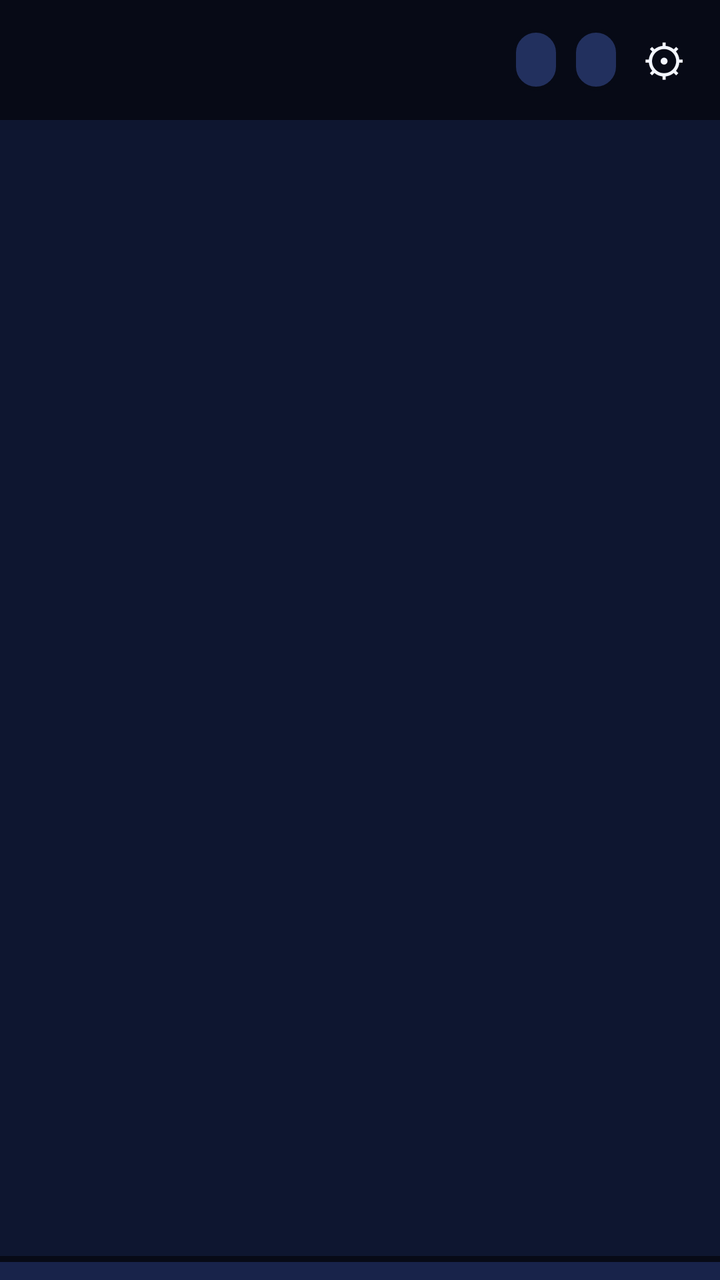
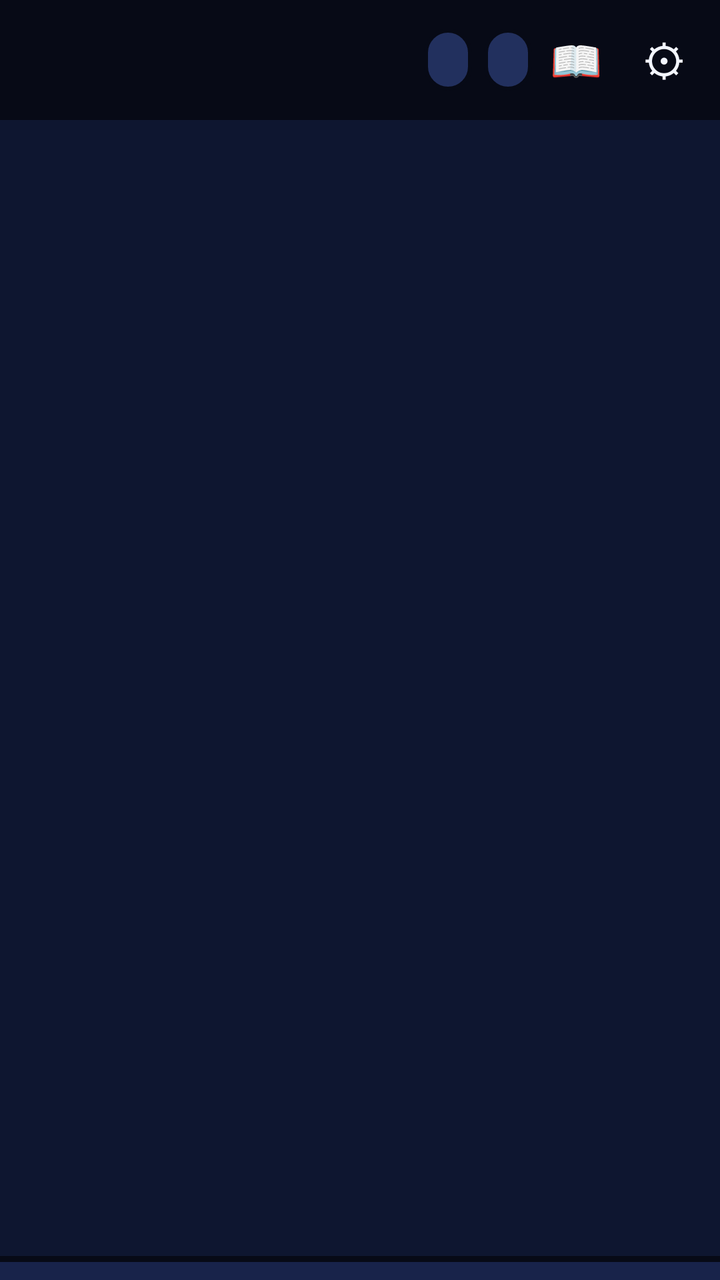

Two renders of the same Android screen: before a commit and after it. Below are the layout's source before the change and the commit's diff.
<!-- AndroidManifest.xml: application theme Theme.GodziPet -->
<!-- res/layout/activity_main.xml -->
<?xml version="1.0" encoding="utf-8"?>
<LinearLayout xmlns:android="http://schemas.android.com/apk/res/android"
    android:id="@+id/raiz" android:layout_width="match_parent" android:layout_height="match_parent"
    android:orientation="vertical" android:background="@color/fondo" android:fitsSystemWindows="true">

    
    <LinearLayout android:layout_width="match_parent" android:layout_height="wrap_content"
        android:background="@color/contorno" android:gravity="center_vertical"
        android:orientation="horizontal" android:paddingStart="14dp" android:paddingEnd="6dp"
        android:paddingTop="8dp" android:paddingBottom="8dp">

        <LinearLayout android:layout_width="0dp" android:layout_height="wrap_content" android:layout_weight="1"
            android:orientation="vertical">
            <TextView android:id="@+id/tvNombre" android:layout_width="wrap_content" android:layout_height="wrap_content"
                android:fontFamily="sans-serif-black" android:textColor="@color/amarillo" android:textSize="19sp"
                android:maxLines="1" android:ellipsize="end" />
            <TextView android:id="@+id/tvForma" android:layout_width="wrap_content" android:layout_height="wrap_content"
                android:textColor="@color/texto_sec" android:textSize="12sp" />
        </LinearLayout>

        <TextView android:id="@+id/chipNivel" style="@style/Chip" android:layout_width="wrap_content"
            android:layout_height="wrap_content" android:layout_marginEnd="6dp"
            android:clickable="true" android:focusable="true" android:textColor="@color/atomico" />
        <TextView android:id="@+id/chipMonedas" style="@style/Chip" android:layout_width="wrap_content"
            android:layout_height="wrap_content" android:textColor="@color/amarillo" />
        <TextView android:id="@+id/btnAjustes" android:layout_width="44dp" android:layout_height="44dp"
            android:gravity="center" android:text="⚙" android:textSize="22sp" android:textColor="@color/texto"
            android:clickable="true" android:focusable="true" android:contentDescription="Configuración"
            android:background="?attr/selectableItemBackgroundBorderless" />
    </LinearLayout>

    
    <LinearLayout android:id="@+id/bannerAlerta" android:layout_width="match_parent"
        android:layout_height="wrap_content" android:layout_margin="8dp"
        android:background="@drawable/bg_panel_alerta" android:gravity="center_vertical"
        android:orientation="horizontal" android:paddingStart="12dp" android:paddingEnd="10dp"
        android:paddingTop="8dp" android:paddingBottom="12dp" android:visibility="gone">
        <TextView android:layout_width="wrap_content" android:layout_height="wrap_content"
            android:text="🚨" android:textSize="24sp" />
        <LinearLayout android:layout_width="0dp" android:layout_height="wrap_content" android:layout_weight="1"
            android:orientation="vertical" android:paddingStart="8dp" android:paddingEnd="8dp">
            <TextView android:id="@+id/tvAlerta" android:layout_width="wrap_content" android:layout_height="wrap_content"
                android:fontFamily="sans-serif-black" android:textColor="@android:color/white" android:textSize="14sp" />
            <TextView android:id="@+id/tvAlertaTiempo" android:layout_width="wrap_content" android:layout_height="wrap_content"
                android:textColor="#FFE0E0" android:textSize="12sp" />
        </LinearLayout>
        <TextView android:id="@+id/btnDefender" style="@style/Boton" android:layout_width="wrap_content"
            android:layout_height="wrap_content" android:minHeight="44dp" android:background="@drawable/bg_boton_amarillo"
            android:textSize="13sp" android:text="DEFENDER" />
    </LinearLayout>

    <FrameLayout android:id="@+id/contenedor" android:layout_width="match_parent"
        android:layout_height="0dp" android:layout_weight="1" />

    
    <LinearLayout android:id="@+id/barraNav" android:layout_width="match_parent" android:layout_height="wrap_content"
        android:background="@drawable/bg_barra_nav" android:orientation="horizontal"
        android:paddingTop="6dp" android:paddingBottom="6dp" />
</LinearLayout>
<!-- resources referenced by this layout -->
<resources>
  <color name="amarillo">#FFD23F</color>
  <color name="atomico">#7CFF6B</color>
  <color name="contorno">#070A16</color>
  <color name="fondo">#0E1630</color>
  <color name="texto">#F3F6FF</color>
  <color name="texto_sec">#A9B4D8</color>
  <!-- drawable bg_barra_nav (drawable) -->
  <?xml version="1.0" encoding="utf-8"?>
  <layer-list xmlns:android="http://schemas.android.com/apk/res/android">
      <item><shape><solid android:color="@color/contorno" /></shape></item>
      <item android:top="3dp"><shape><solid android:color="@color/superficie" /></shape></item>
  </layer-list>
  <style name="Chip">
          <item name="android:background">@drawable/bg_chip</item>
          <item name="android:paddingStart">12dp</item>
          <item name="android:paddingEnd">12dp</item>
          <item name="android:paddingTop">6dp</item>
          <item name="android:paddingBottom">6dp</item>
          <item name="android:fontFamily">sans-serif-black</item>
          <item name="android:textColor">@color/texto</item>
          <item name="android:textSize">14sp</item>
      </style>
  <color name="superficie">#18234A</color>
  <!-- drawable bg_boton_verde (drawable) -->
  <?xml version="1.0" encoding="utf-8"?>
  <selector xmlns:android="http://schemas.android.com/apk/res/android">
      <item android:state_enabled="false">
          <layer-list>
              <item android:top="4dp"><shape><corners android:radius="14dp" /><solid android:color="#070A16" /></shape></item>
              <item android:bottom="4dp"><shape><corners android:radius="14dp" /><solid android:color="#2A3354" />
                  <stroke android:width="3dp" android:color="#070A16" /></shape></item>
          </layer-list>
      </item>
      <item android:state_pressed="true">
          <layer-list>
              <item android:top="4dp"><shape><corners android:radius="14dp" /><solid android:color="#7CFF6B" />
                  <stroke android:width="3dp" android:color="#070A16" /></shape></item>
          </layer-list>
      </item>
      <item>
          <layer-list>
              <item android:top="4dp"><shape><corners android:radius="14dp" /><solid android:color="#070A16" /></shape></item>
              <item android:bottom="4dp"><shape><corners android:radius="14dp" /><solid android:color="#7CFF6B" />
                  <stroke android:width="3dp" android:color="#070A16" /></shape></item>
          </layer-list>
      </item>
  </selector>
  <!-- drawable bg_chip (drawable) -->
  <?xml version="1.0" encoding="utf-8"?>
  <shape xmlns:android="http://schemas.android.com/apk/res/android">
      <corners android:radius="20dp" />
      <solid android:color="@color/superficie_alta" />
      <stroke android:width="2dp" android:color="@color/contorno" />
  </shape>
  <color name="heat">#FF8A1F</color>
  <style name="Dialogo" parent="Theme.Material3.Dark.Dialog.Alert">
          <item name="android:windowBackground">@drawable/bg_dialogo</item>
          <item name="colorPrimary">@color/atomico</item>
          <item name="android:textColorPrimary">@color/texto</item>
          <item name="android:textColorSecondary">@color/texto_sec</item>
          <item name="colorSurface">@color/superficie</item>
      </style>
  <color name="superficie_alta">#22305E</color>
  <!-- drawable bg_dialogo (drawable) -->
  <?xml version="1.0" encoding="utf-8"?>
  <inset xmlns:android="http://schemas.android.com/apk/res/android" android:inset="20dp">
      <shape>
          <corners android:radius="18dp" />
          <solid android:color="@color/superficie" />
          <stroke android:width="3dp" android:color="@color/atomico" />
      </shape>
  </inset>
  <!-- unchanged entries left out for length: 4 -->
</resources>

<!-- the commit's change to res/layout/activity_main.xml (unified diff, before → after) -->
@@ -23,11 +23,22 @@
             android:clickable="true" android:focusable="true" android:textColor="@color/atomico" />
         <TextView android:id="@+id/chipMonedas" style="@style/Chip" android:layout_width="wrap_content"
             android:layout_height="wrap_content" android:textColor="@color/amarillo" />
+        <TextView android:id="@+id/btnKaijupedia" android:layout_width="44dp" android:layout_height="44dp"
+            android:gravity="center" android:text="📖" android:textSize="21sp" android:textColor="@color/texto"
+            android:clickable="true" android:focusable="true" android:contentDescription="Kaiju-pedia"
+            android:background="?attr/selectableItemBackgroundBorderless" />
         <TextView android:id="@+id/btnAjustes" android:layout_width="44dp" android:layout_height="44dp"
             android:gravity="center" android:text="⚙" android:textSize="22sp" android:textColor="@color/texto"
             android:clickable="true" android:focusable="true" android:contentDescription="Configuración"
             android:background="?attr/selectableItemBackgroundBorderless" />
     </LinearLayout>
+
+    
+    <TextView android:id="@+id/bannerProfesor" android:layout_width="match_parent" android:layout_height="wrap_content"
+        android:background="@color/poster_rojo" android:gravity="center" android:padding="6dp"
+        android:text="🎓 MODO EVALUADOR ACTIVO · toca aquí para abrir el panel" android:textColor="@color/crema"
+        android:fontFamily="sans-serif-black" android:textSize="13sp" android:visibility="gone"
+        android:clickable="true" android:focusable="true" />
 
     
     <LinearLayout android:id="@+id/bannerAlerta" android:layout_width="match_parent"
<!-- resource entries referenced after the edit -->
@@ -1,9 +1,11 @@
 <!-- resources referenced by this layout -->
 <resources>
   <color name="amarillo">#FFD23F</color>
-  <color name="atomico">#7CFF6B</color>
+  <color name="atomico">#3DE0FF</color>
   <color name="contorno">#070A16</color>
+  <color name="crema">#F2E6C9</color>
   <color name="fondo">#0E1630</color>
+  <color name="poster_rojo">#C8102E</color>
   <color name="texto">#F3F6FF</color>
   <color name="texto_sec">#A9B4D8</color>
   <!-- drawable bg_barra_nav (drawable) -->
@@ -35,14 +37,14 @@
       </item>
       <item android:state_pressed="true">
           <layer-list>
-              <item android:top="4dp"><shape><corners android:radius="14dp" /><solid android:color="#7CFF6B" />
+              <item android:top="4dp"><shape><corners android:radius="14dp" /><solid android:color="#3DE0FF" />
                   <stroke android:width="3dp" android:color="#070A16" /></shape></item>
           </layer-list>
       </item>
       <item>
           <layer-list>
               <item android:top="4dp"><shape><corners android:radius="14dp" /><solid android:color="#070A16" /></shape></item>
-              <item android:bottom="4dp"><shape><corners android:radius="14dp" /><solid android:color="#7CFF6B" />
+              <item android:bottom="4dp"><shape><corners android:radius="14dp" /><solid android:color="#3DE0FF" />
                   <stroke android:width="3dp" android:color="#070A16" /></shape></item>
           </layer-list>
       </item>
